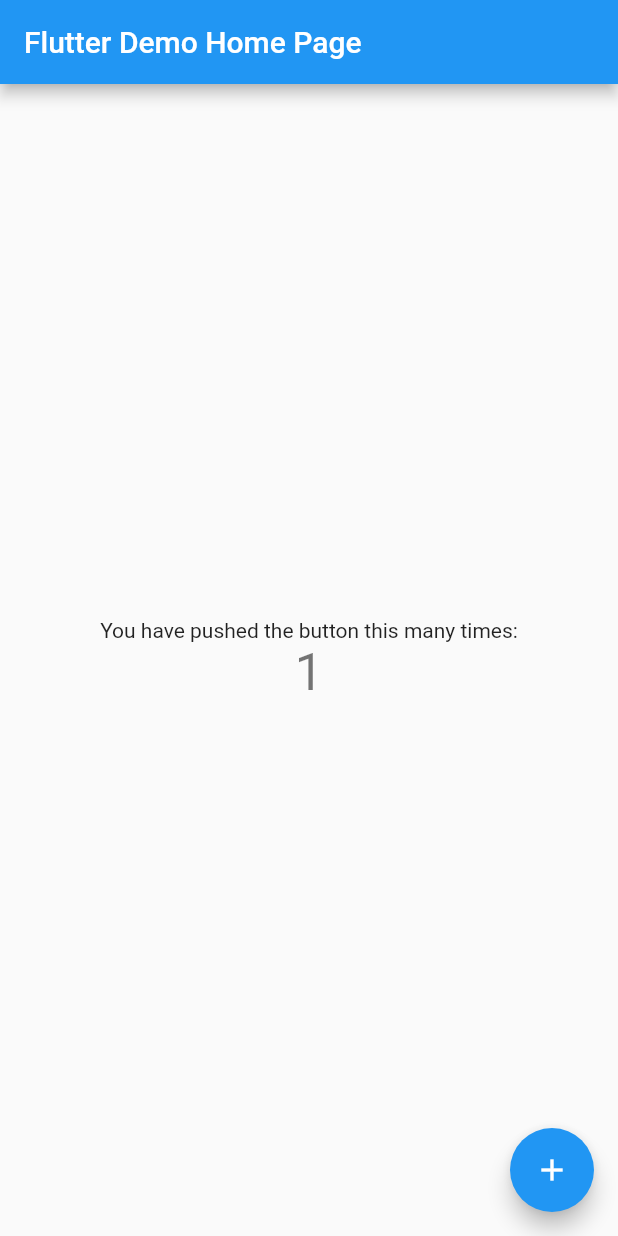
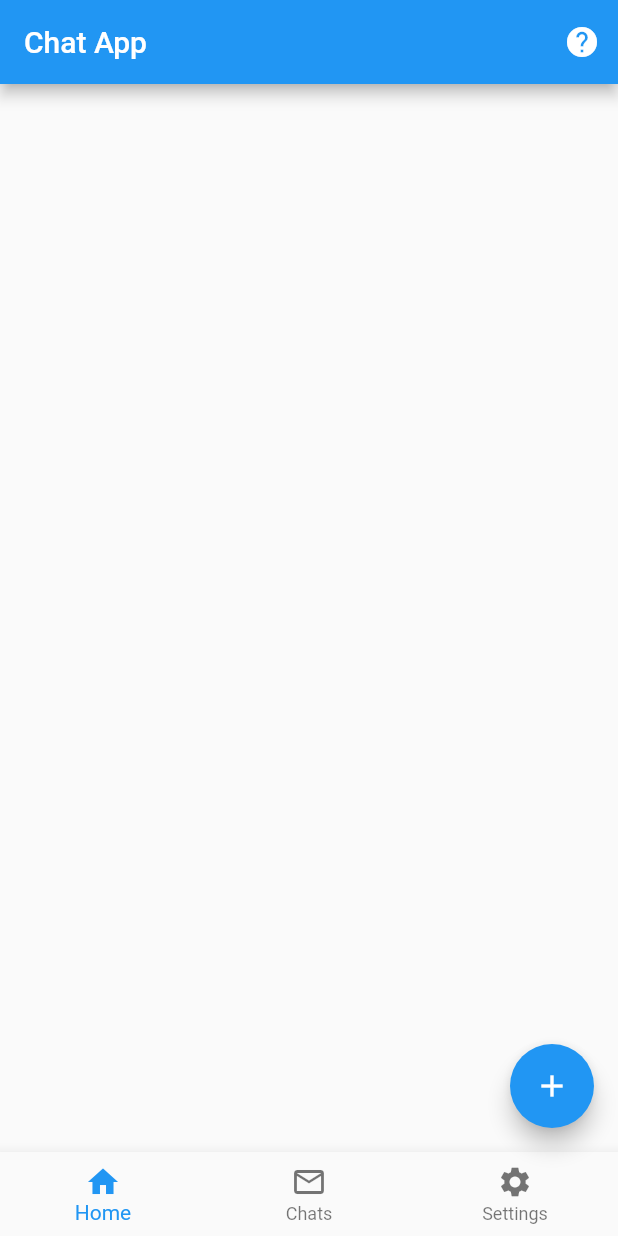
Before and after one commit to olusolaadek/chat_app, a Flutter app: the screen it shows after launch, after a tap on the "add" icon, on a phone screen of 412 x 824 dp. Run offline on Flutter 3.47's test engine with Material 2 defaults, Android fonts, the phone set to English and light mode, and no system bars.

Commit message:
change body widget to ListView

```diff
--- a/lib/main.dart
+++ b/lib/main.dart
@@ -1,111 +1,4 @@
 import 'package:flutter/material.dart';
+import 'package:chat_app/scaffold.dart';
 
-void main() => runApp(MyApp());
-
-class MyApp extends StatelessWidget {
-  // This widget is the root of your application.
-  @override
-  Widget build(BuildContext context) {
-    return MaterialApp(
-      title: 'Flutter Demo',
-      theme: ThemeData(
-        // This is the theme of your application.
-        //
-        // Try running your application with "flutter run". You'll see the
-        // application has a blue toolbar. Then, without quitting the app, try
-        // changing the primarySwatch below to Colors.green and then invoke
-        // "hot reload" (press "r" in the console where you ran "flutter run",
-        // or simply save your changes to "hot reload" in a Flutter IDE).
-        // Notice that the counter didn't reset back to zero; the application
-        // is not restarted.
-        primarySwatch: Colors.blue,
-      ),
-      home: MyHomePage(title: 'Flutter Demo Home Page'),
-    );
-  }
-}
-
-class MyHomePage extends StatefulWidget {
-  MyHomePage({Key key, this.title}) : super(key: key);
-
-  // This widget is the home page of your application. It is stateful, meaning
-  // that it has a State object (defined below) that contains fields that affect
-  // how it looks.
-
-  // This class is the configuration for the state. It holds the values (in this
-  // case the title) provided by the parent (in this case the App widget) and
-  // used by the build method of the State. Fields in a Widget subclass are
-  // always marked "final".
-
-  final String title;
-
-  @override
-  _MyHomePageState createState() => _MyHomePageState();
-}
-
-class _MyHomePageState extends State<MyHomePage> {
-  int _counter = 0;
-
-  void _incrementCounter() {
-    setState(() {
-      // This call to setState tells the Flutter framework that something has
-      // changed in this State, which causes it to rerun the build method below
-      // so that the display can reflect the updated values. If we changed
-      // _counter without calling setState(), then the build method would not be
-      // called again, and so nothing would appear to happen.
-      _counter++;
-    });
-  }
-
-  @override
-  Widget build(BuildContext context) {
-    // This method is rerun every time setState is called, for instance as done
-    // by the _incrementCounter method above.
-    //
-    // The Flutter framework has been optimized to make rerunning build methods
-    // fast, so that you can just rebuild anything that needs updating rather
-    // than having to individually change instances of widgets.
-    return Scaffold(
-      appBar: AppBar(
-        // Here we take the value from the MyHomePage object that was created by
-        // the App.build method, and use it to set our appbar title.
-        title: Text(widget.title),
-      ),
-      body: Center(
-        // Center is a layout widget. It takes a single child and positions it
-        // in the middle of the parent.
-        child: Column(
-          // Column is also a layout widget. It takes a list of children and
-          // arranges them vertically. By default, it sizes itself to fit its
-          // children horizontally, and tries to be as tall as its parent.
-          //
-          // Invoke "debug painting" (press "p" in the console, choose the
-          // "Toggle Debug Paint" action from the Flutter Inspector in Android
-          // Studio, or the "Toggle Debug Paint" command in Visual Studio Code)
-          // to see the wireframe for each widget.
-          //
-          // Column has various properties to control how it sizes itself and
-          // how it positions its children. Here we use mainAxisAlignment to
-          // center the children vertically; the main axis here is the vertical
-          // axis because Columns are vertical (the cross axis would be
-          // horizontal).
-          mainAxisAlignment: MainAxisAlignment.center,
-          children: <Widget>[
-            Text(
-              'You have pushed the button this many times:',
-            ),
-            Text(
-              '$_counter',
-              style: Theme.of(context).textTheme.headline4,
-            ),
-          ],
-        ),
-      ),
-      floatingActionButton: FloatingActionButton(
-        onPressed: _incrementCounter,
-        tooltip: 'Increment',
-        child: Icon(Icons.add),
-      ), // This trailing comma makes auto-formatting nicer for build methods.
-    );
-  }
-}
+void main() => runApp(MyChatApp());
--- /dev/null
+++ b/lib/scaffold.dart
@@ -0,0 +1,55 @@
+import 'package:flutter/material.dart';
+
+class MyChatApp extends StatefulWidget {
+  @override
+  _MyChatAppState createState() => _MyChatAppState();
+}
+
+class _MyChatAppState extends State<MyChatApp> {
+  int _currentIndex = 0;
+  @override
+  Widget build(BuildContext context) {
+    // return Container({Text('Text here')});
+    return MaterialApp(
+      home: Scaffold(
+        appBar: AppBar(
+          title: Text("Chat App"),
+          actions: <Widget>[
+            IconButton(
+              icon: Icon(Icons.help),
+              onPressed: () {
+                print('Button was pressed');
+              },
+            ),
+          ],
+        ),
+        body: ListView(),
+        bottomNavigationBar: BottomNavigationBar(
+          currentIndex: _currentIndex,
+          items: <BottomNavigationBarItem>[
+            BottomNavigationBarItem(
+                icon: Icon(Icons.home), title: Text("Home")),
+            BottomNavigationBarItem(
+                icon: Icon(Icons.mail_outline), title: Text("Chats")),
+            BottomNavigationBarItem(
+                icon: Icon(Icons.settings), title: Text("Settings")),
+          ],
+          onTap: (int index) => {
+            print('Index is $index'),
+            setState(() {
+              _currentIndex = index;
+            }),
+            //setState(())
+            // _currentIndex = index
+          },
+        ),
+        floatingActionButton: FloatingActionButton(
+          onPressed: () {
+            print('FAB was pressed');
+          },
+          child: Icon(Icons.add),
+        ),
+      ),
+    );
+  }
+}
--- a/pubspec.yaml
+++ b/pubspec.yaml
@@ -15,7 +15,7 @@ authors:
 version: 1.0.0+1
 
 environment:
-  sdk: ">=2.1.0 <3.0.0"
+  sdk: ">=2.2.0 <3.0.0"
 
 dependencies:
   flutter:
```
Also changed, not shown: 1 other file.
